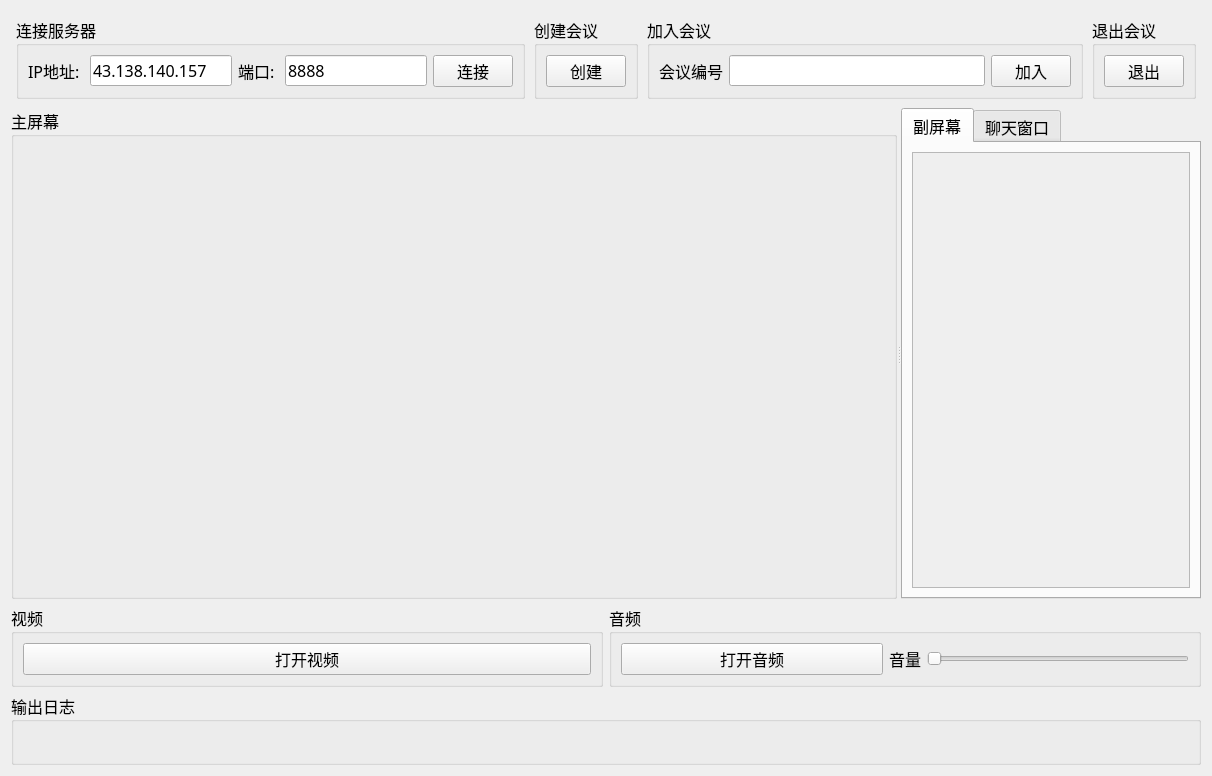
Before: the Qt Designer form widget.ui in CEN-KL/fxxkMeeting, drawn with Qt 5.
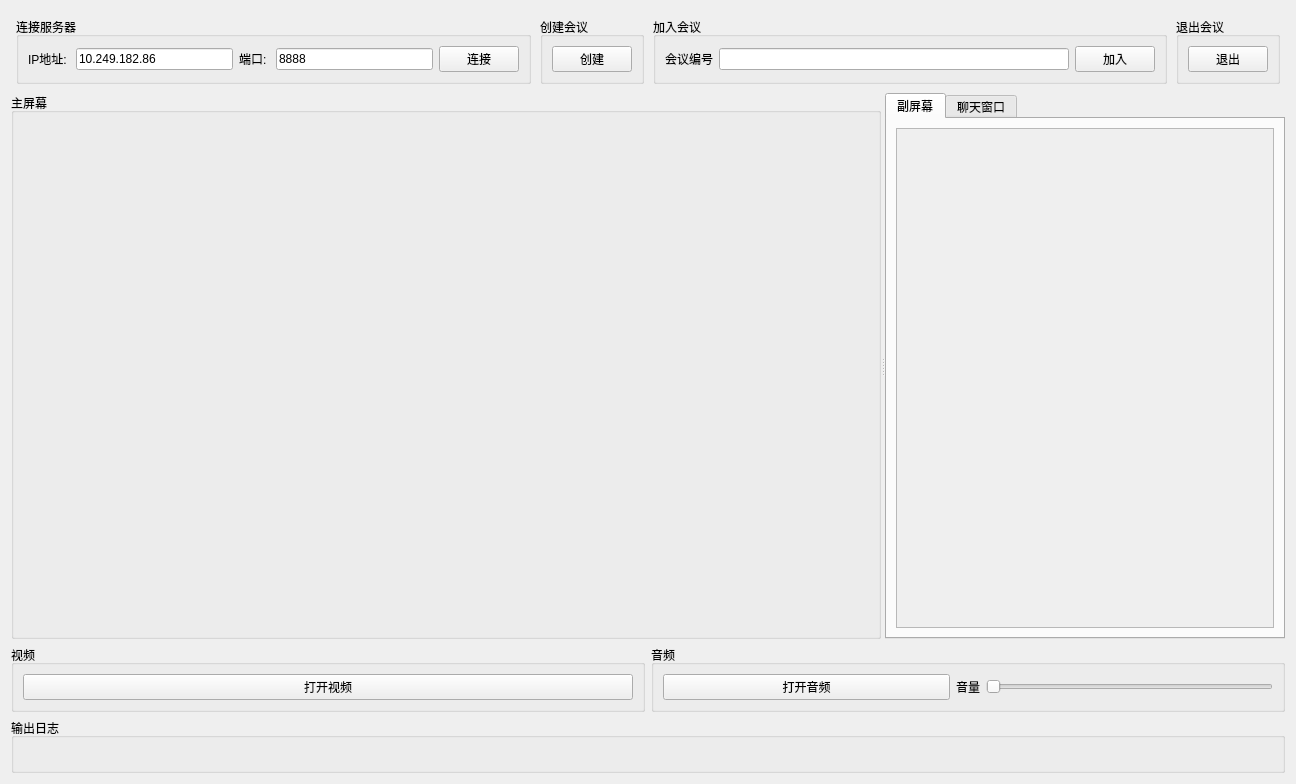
After: the same form once the commit is applied. The open tabs and pages were chosen to show the change. Custom widgets are drawn as their Qt base class.

The edit to the form file:
```diff
--- a/widget.ui
+++ b/widget.ui
@@ -6,14 +6,14 @@
    <rect>
     <x>0</x>
     <y>0</y>
-    <width>1212</width>
-    <height>776</height>
+    <width>1296</width>
+    <height>784</height>
    </rect>
   </property>
   <property name="font">
    <font>
-    <family>Fira Code</family>
-    <pointsize>12</pointsize>
+    <family>Microsoft YaHei UI</family>
+    <pointsize>9</pointsize>
    </font>
   </property>
   <property name="windowTitle">
@@ -62,7 +62,7 @@
         <item>
          <widget class="QLineEdit" name="lineIP">
           <property name="text">
-           <string>43.138.140.157</string>
+           <string>10.249.182.86</string>
           </property>
          </widget>
         </item>
@@ -208,7 +208,7 @@
       </property>
       <property name="maximumSize">
        <size>
-        <width>300</width>
+        <width>400</width>
         <height>16777215</height>
        </size>
       </property>
@@ -230,8 +230,8 @@
             <rect>
              <x>0</x>
              <y>0</y>
-             <width>280</width>
-             <height>503</height>
+             <width>380</width>
+             <height>534</height>
             </rect>
            </property>
           </widget>
```
